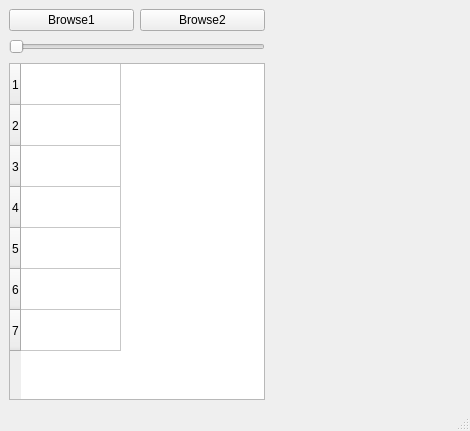
Above: task4.ui from rokaiamohammed/task4 before the change. Below: the same form after it.
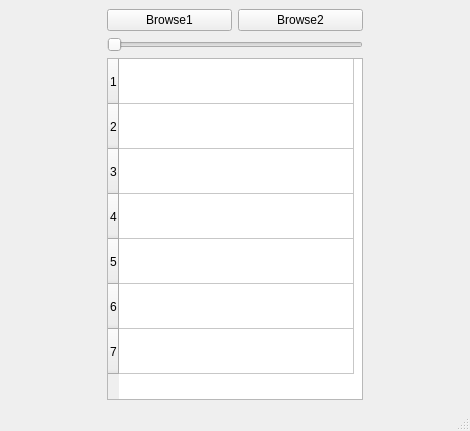
That is the form after the change.

Diff of the .ui file:
```diff
--- a/task4.ui
+++ b/task4.ui
@@ -15,7 +15,21 @@
   </property>
   <widget class="QWidget" name="centralwidget">
    <layout class="QGridLayout" name="gridLayout">
-    <item row="2" column="0" colspan="2">
+    <item row="0" column="1">
+     <widget class="QPushButton" name="Browse1">
+      <property name="text">
+       <string>Browse1</string>
+      </property>
+     </widget>
+    </item>
+    <item row="1" column="1" colspan="2">
+     <widget class="QSlider" name="mixer">
+      <property name="orientation">
+       <enum>Qt::Horizontal</enum>
+      </property>
+     </widget>
+    </item>
+    <item row="2" column="1" colspan="2">
      <widget class="QTableWidget" name="table1">
       <property name="sizePolicy">
        <sizepolicy hsizetype="Maximum" vsizetype="Expanding">
@@ -29,15 +43,36 @@
         <height>0</height>
        </size>
       </property>
+      <property name="frameShape">
+       <enum>QFrame::StyledPanel</enum>
+      </property>
+      <property name="frameShadow">
+       <enum>QFrame::Sunken</enum>
+      </property>
       <property name="lineWidth">
        <number>1</number>
       </property>
+      <property name="midLineWidth">
+       <number>0</number>
+      </property>
+      <property name="sizeAdjustPolicy">
+       <enum>QAbstractScrollArea::AdjustIgnored</enum>
+      </property>
+      <property name="showGrid">
+       <bool>true</bool>
+      </property>
       <property name="gridStyle">
-       <enum>Qt::SolidLine</enum>
+       <enum>Qt::CustomDashLine</enum>
       </property>
       <property name="sortingEnabled">
        <bool>false</bool>
       </property>
+      <property name="wordWrap">
+       <bool>true</bool>
+      </property>
+      <property name="cornerButtonEnabled">
+       <bool>true</bool>
+      </property>
       <property name="rowCount">
        <number>7</number>
       </property>
@@ -50,8 +85,11 @@
       <attribute name="horizontalHeaderCascadingSectionResizes">
        <bool>false</bool>
       </attribute>
+      <attribute name="horizontalHeaderDefaultSectionSize">
+       <number>235</number>
+      </attribute>
       <attribute name="verticalHeaderDefaultSectionSize">
-       <number>41</number>
+       <number>45</number>
       </attribute>
       <row/>
       <row/>
@@ -63,40 +101,39 @@
       <column/>
      </widget>
     </item>
-    <item row="1" column="2">
-     <spacer name="horizontalSpacer">
-      <property name="orientation">
-       <enum>Qt::Horizontal</enum>
-      </property>
-      <property name="sizeHint" stdset="0">
-       <size>
-        <width>89</width>
-        <height>20</height>
-       </size>
-      </property>
-     </spacer>
-    </item>
     <item row="0" column="0">
-     <widget class="QPushButton" name="Browse1">
-      <property name="text">
-       <string>Browse1</string>
-      </property>
-     </widget>
-    </item>
-    <item row="1" column="0" colspan="2">
-     <widget class="QSlider" name="mixer">
+     <spacer name="horizontalSpacer_2">
       <property name="orientation">
        <enum>Qt::Horizontal</enum>
       </property>
-     </widget>
+      <property name="sizeHint" stdset="0">
+       <size>
+        <width>40</width>
+        <height>20</height>
+       </size>
+      </property>
+     </spacer>
     </item>
-    <item row="0" column="1">
+    <item row="0" column="2">
      <widget class="QPushButton" name="Browse2">
       <property name="text">
        <string>Browse2</string>
       </property>
      </widget>
     </item>
+    <item row="0" column="3">
+     <spacer name="horizontalSpacer">
+      <property name="orientation">
+       <enum>Qt::Horizontal</enum>
+      </property>
+      <property name="sizeHint" stdset="0">
+       <size>
+        <width>89</width>
+        <height>20</height>
+       </size>
+      </property>
+     </spacer>
+    </item>
    </layout>
   </widget>
   <widget class="QStatusBar" name="statusbar"/>
```
